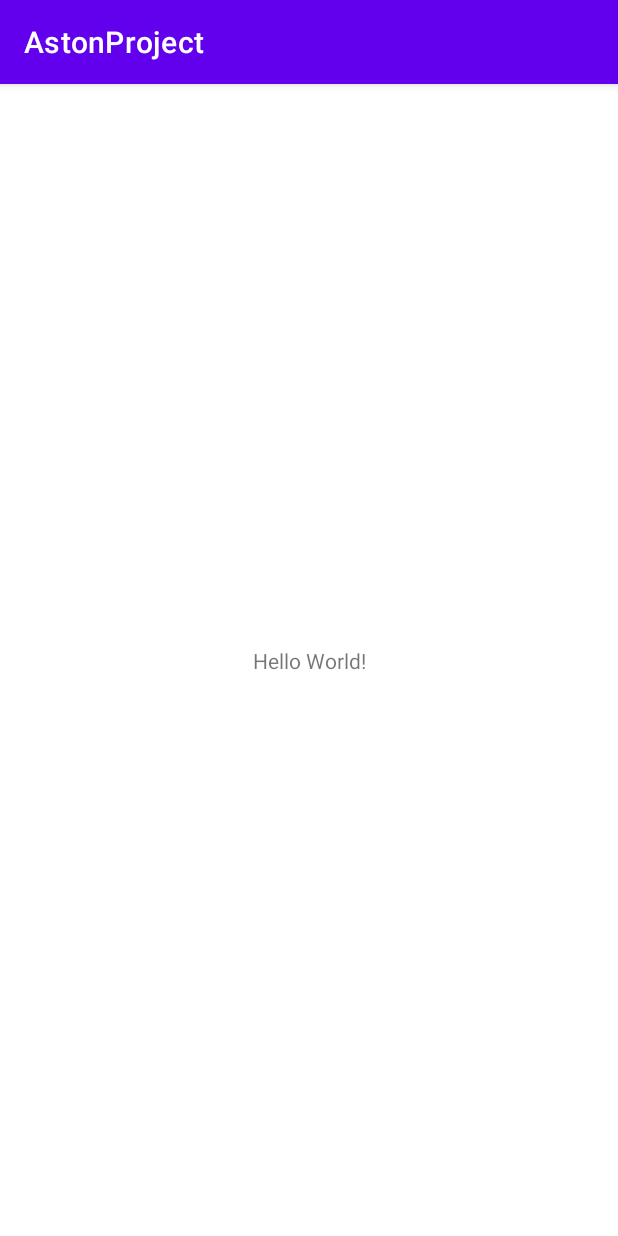
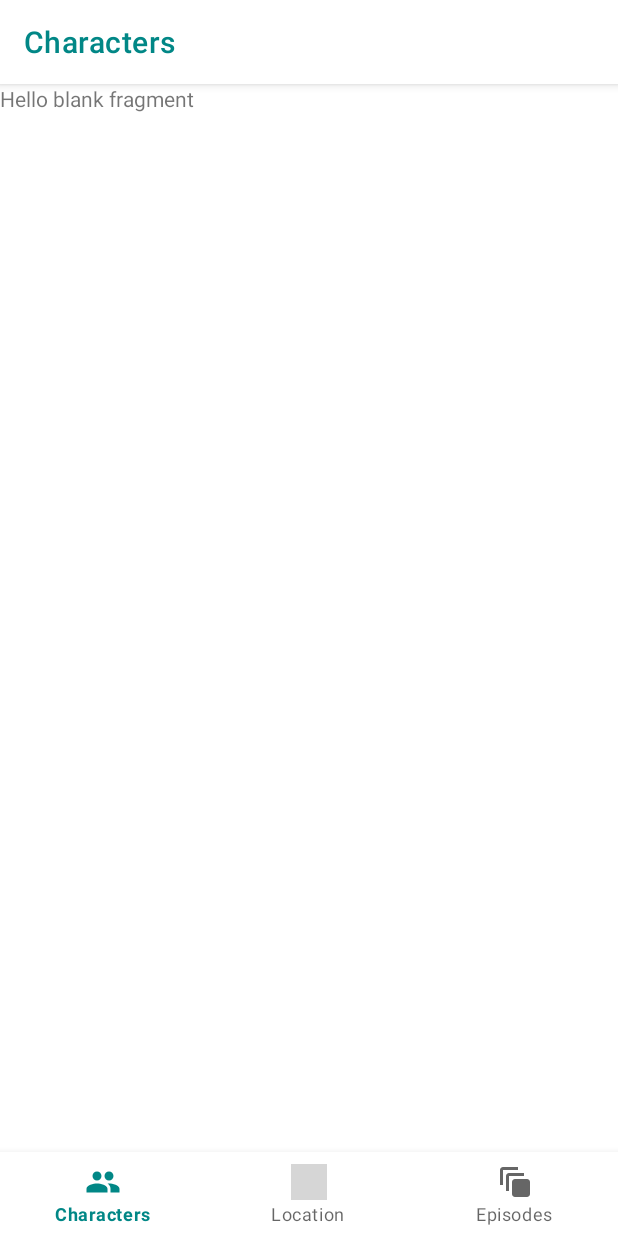
Before and after one commit to Ropotov/AstonProject, an Android app: the screen it shows after launch (MainActivity), on a phone screen of 412 x 824 dp. Run offline under Robolectric (Android 15) with nearby library versions, the phone set to English and light mode, and no system bars; grey boxes are pictures that could not be loaded.

Commit message:
add toolbar add bottomNavigationMenu

```diff
--- a/app/build.gradle
+++ b/app/build.gradle
@@ -30,6 +30,9 @@ android {
     kotlinOptions {
         jvmTarget = '1.8'
     }
+    buildFeatures{
+        viewBinding true
+    }
 }
 
 dependencies {
--- a/app/src/main/AndroidManifest.xml
+++ b/app/src/main/AndroidManifest.xml
@@ -12,7 +12,7 @@
         android:theme="@style/Theme.AstonProject"
         tools:targetApi="31">
         <activity
-            android:name=".MainActivity"
+            android:name=".presentation.screens.MainActivity"
             android:exported="true">
             <intent-filter>
                 <action android:name="android.intent.action.MAIN" />
--- a/app/src/main/java/com/example/astonproject/MainActivity.kt
+++ /dev/null
@@ -1,11 +0,0 @@
-package com.example.astonproject
-
-import androidx.appcompat.app.AppCompatActivity
-import android.os.Bundle
-
-class MainActivity : AppCompatActivity() {
-    override fun onCreate(savedInstanceState: Bundle?) {
-        super.onCreate(savedInstanceState)
-        setContentView(R.layout.activity_main)
-    }
-}
--- /dev/null
+++ b/app/src/main/java/com/example/astonproject/presentation/screens/CharactersFragment.kt
@@ -0,0 +1,60 @@
+package com.example.astonproject.presentation.screens
+
+import android.os.Bundle
+import androidx.fragment.app.Fragment
+import android.view.LayoutInflater
+import android.view.View
+import android.view.ViewGroup
+import com.example.astonproject.R
+
+// TODO: Rename parameter arguments, choose names that match
+// the fragment initialization parameters, e.g. ARG_ITEM_NUMBER
+private const val ARG_PARAM1 = "param1"
+private const val ARG_PARAM2 = "param2"
+
+/**
+ * A simple [Fragment] subclass.
+ * Use the [CharactersFragment.newInstance] factory method to
+ * create an instance of this fragment.
+ */
+class CharactersFragment : Fragment() {
+    // TODO: Rename and change types of parameters
+    private var param1: String? = null
+    private var param2: String? = null
+
+    override fun onCreate(savedInstanceState: Bundle?) {
+        super.onCreate(savedInstanceState)
+        arguments?.let {
+            param1 = it.getString(ARG_PARAM1)
+            param2 = it.getString(ARG_PARAM2)
+        }
+    }
+
+    override fun onCreateView(
+        inflater: LayoutInflater, container: ViewGroup?,
+        savedInstanceState: Bundle?
+    ): View? {
+        // Inflate the layout for this fragment
+        return inflater.inflate(R.layout.fragment_characters_frafment, container, false)
+    }
+
+    companion object {
+        /**
+         * Use this factory method to create a new instance of
+         * this fragment using the provided parameters.
+         *
+         * @param param1 Parameter 1.
+         * @param param2 Parameter 2.
+         * @return A new instance of fragment CharactersFrafment.
+         */
+        // TODO: Rename and change types and number of parameters
+        @JvmStatic
+        fun newInstance(param1: String, param2: String) =
+            CharactersFragment().apply {
+                arguments = Bundle().apply {
+                    putString(ARG_PARAM1, param1)
+                    putString(ARG_PARAM2, param2)
+                }
+            }
+    }
+}
--- /dev/null
+++ b/app/src/main/java/com/example/astonproject/presentation/screens/MainActivity.kt
@@ -0,0 +1,48 @@
+package com.example.astonproject.presentation.screens
+
+import android.os.Bundle
+import androidx.fragment.app.Fragment
+import androidx.fragment.app.FragmentActivity
+import com.example.astonproject.R
+import com.example.astonproject.databinding.ActivityMainBinding
+
+class MainActivity : FragmentActivity() {
+
+    private lateinit var binding: ActivityMainBinding
+
+    override fun onCreate(savedInstanceState: Bundle?) {
+        super.onCreate(savedInstanceState)
+        binding = ActivityMainBinding.inflate(layoutInflater)
+        setContentView(binding.root)
+
+
+
+        binding.contentLayout.bottomNavigation.setOnItemSelectedListener { item ->
+            when (item.itemId) {
+                R.id.characters -> {
+                    replaceFragment(CharactersFragment())
+                    binding.toolBar.title = getString(R.string.Characters)
+                    true
+                }
+                R.id.location -> {
+                    replaceFragment(LocationFragment())
+                    binding.toolBar.title = getString(R.string.location)
+                    true
+                }
+                R.id.episodes -> {
+                    replaceFragment(EpisodesFragment())
+                    binding.toolBar.title = getString(R.string.episodes)
+                    true
+                }
+                else -> false
+            }
+        }
+    }
+
+    private fun replaceFragment(fragment: Fragment) {
+        supportFragmentManager
+            .beginTransaction()
+            .replace(R.id.container, fragment)
+            .commit()
+    }
+}
--- /dev/null
+++ b/app/src/main/res/drawable/motion_24.xml
@@ -0,0 +1,5 @@
+<vector android:height="24dp" android:tint="#000000"
+    android:viewportHeight="24" android:viewportWidth="24"
+    android:width="24dp" xmlns:android="http://schemas.android.com/apk/res/android">
+    <path android:fillColor="@android:color/white" android:pathData="M14,2L4,2c-1.11,0 -2,0.9 -2,2v10h2L4,4h10L14,2zM18,6L8,6c-1.11,0 -2,0.9 -2,2v10h2L8,8h10L18,6zM20,10h-8c-1.11,0 -2,0.9 -2,2v8c0,1.1 0.89,2 2,2h8c1.1,0 2,-0.9 2,-2v-8c0,-1.1 -0.9,-2 -2,-2z"/>
+</vector>
--- /dev/null
+++ b/app/src/main/res/drawable/people_24.xml
@@ -0,0 +1,5 @@
+<vector android:height="24dp" android:tint="#000000"
+    android:viewportHeight="24" android:viewportWidth="24"
+    android:width="24dp" xmlns:android="http://schemas.android.com/apk/res/android">
+    <path android:fillColor="@android:color/white" android:pathData="M16,11c1.66,0 2.99,-1.34 2.99,-3S17.66,5 16,5c-1.66,0 -3,1.34 -3,3s1.34,3 3,3zM8,11c1.66,0 2.99,-1.34 2.99,-3S9.66,5 8,5C6.34,5 5,6.34 5,8s1.34,3 3,3zM8,13c-2.33,0 -7,1.17 -7,3.5L1,19h14v-2.5c0,-2.33 -4.67,-3.5 -7,-3.5zM16,13c-0.29,0 -0.62,0.02 -0.97,0.05 1.16,0.84 1.97,1.97 1.97,3.45L17,19h6v-2.5c0,-2.33 -4.67,-3.5 -7,-3.5z"/>
+</vector>
--- a/app/src/main/res/layout/activity_main.xml
+++ b/app/src/main/res/layout/activity_main.xml
@@ -1,18 +1,31 @@
 <?xml version="1.0" encoding="utf-8"?>
-<androidx.constraintlayout.widget.ConstraintLayout xmlns:android="http://schemas.android.com/apk/res/android"
+<androidx.coordinatorlayout.widget.CoordinatorLayout xmlns:android="http://schemas.android.com/apk/res/android"
     xmlns:app="http://schemas.android.com/apk/res-auto"
     xmlns:tools="http://schemas.android.com/tools"
     android:layout_width="match_parent"
     android:layout_height="match_parent"
-    tools:context=".MainActivity">
+    tools:context=".presentation.screens.MainActivity">
 
-    <TextView
-        android:layout_width="wrap_content"
-        android:layout_height="wrap_content"
-        android:text="Hello World!"
-        app:layout_constraintBottom_toBottomOf="parent"
-        app:layout_constraintEnd_toEndOf="parent"
-        app:layout_constraintStart_toStartOf="parent"
-        app:layout_constraintTop_toTopOf="parent" />
+    <com.google.android.material.appbar.AppBarLayout
+        android:layout_width="match_parent"
+        android:layout_height="wrap_content">
 
-</androidx.constraintlayout.widget.ConstraintLayout>
+        <com.google.android.material.appbar.MaterialToolbar
+            android:id="@+id/toolBar"
+            android:layout_width="match_parent"
+            android:layout_height="wrap_content"
+            android:background="@color/white"
+            app:titleTextColor="@color/teal_700"
+            app:title="@string/Characters"
+            app:layout_constraintEnd_toEndOf="parent"
+            app:layout_constraintStart_toStartOf="parent"
+            app:layout_constraintTop_toTopOf="parent"/>
+
+    </com.google.android.material.appbar.AppBarLayout>
+
+    <include
+        android:id="@+id/contentLayout"
+        layout="@layout/content_layout" />
+
+
+</androidx.coordinatorlayout.widget.CoordinatorLayout>
--- /dev/null
+++ b/app/src/main/res/layout/content_layout.xml
@@ -0,0 +1,30 @@
+<?xml version="1.0" encoding="utf-8"?>
+<androidx.constraintlayout.widget.ConstraintLayout xmlns:android="http://schemas.android.com/apk/res/android"
+    xmlns:app="http://schemas.android.com/apk/res-auto"
+    xmlns:tools="http://schemas.android.com/tools"
+    android:layout_width="match_parent"
+    android:layout_height="match_parent"
+    app:layout_behavior="@string/appbar_scrolling_view_behavior">
+
+    <androidx.fragment.app.FragmentContainerView
+        android:id="@+id/container"
+        android:name="com.example.astonproject.presentation.screens.CharactersFragment"
+        android:layout_width="0dp"
+        android:layout_height="0dp"
+        app:layout_constraintBottom_toTopOf="@+id/bottomNavigation"
+        app:layout_constraintEnd_toEndOf="parent"
+        app:layout_constraintStart_toStartOf="parent"
+        app:layout_constraintTop_toTopOf="parent"
+        tools:layout="@layout/fragment_characters_frafment" />
+
+    <com.google.android.material.bottomnavigation.BottomNavigationView
+        android:id="@+id/bottomNavigation"
+        android:layout_width="match_parent"
+        android:layout_height="wrap_content"
+        android:background="@color/white"
+        app:layout_constraintBottom_toBottomOf="parent"
+        app:layout_constraintEnd_toEndOf="parent"
+        app:layout_constraintStart_toStartOf="parent"
+        app:menu="@menu/toolbar_menu" />
+
+</androidx.constraintlayout.widget.ConstraintLayout>
--- /dev/null
+++ b/app/src/main/res/layout/fragment_characters_frafment.xml
@@ -0,0 +1,14 @@
+<?xml version="1.0" encoding="utf-8"?>
+<FrameLayout xmlns:android="http://schemas.android.com/apk/res/android"
+    xmlns:tools="http://schemas.android.com/tools"
+    android:layout_width="match_parent"
+    android:layout_height="match_parent"
+    tools:context=".presentation.screens.CharactersFragment">
+
+    <!-- TODO: Update blank fragment layout -->
+    <TextView
+        android:layout_width="match_parent"
+        android:layout_height="match_parent"
+        android:text="@string/hello_blank_fragment" />
+
+</FrameLayout>
--- /dev/null
+++ b/app/src/main/res/menu/toolbar_menu.xml
@@ -0,0 +1,15 @@
+<?xml version="1.0" encoding="utf-8"?>
+<menu xmlns:android="http://schemas.android.com/apk/res/android">
+    <item
+        android:id="@+id/characters"
+        android:title="@string/Characters"
+        android:icon="@drawable/people_24"/>
+    <item
+        android:id="@+id/location"
+        android:title="@string/location"
+        android:icon="@drawable/location_24"/>
+    <item
+        android:id="@+id/episodes"
+        android:title="@string/episodes"
+        android:icon="@drawable/motion_24"/>
+</menu>
--- a/app/src/main/res/values-night/themes.xml
+++ /dev/null
@@ -1,16 +0,0 @@
-<resources xmlns:tools="http://schemas.android.com/tools">
-    <!-- Base application theme. -->
-    <style name="Theme.AstonProject" parent="Theme.MaterialComponents.DayNight.DarkActionBar">
-        <!-- Primary brand color. -->
-        <item name="colorPrimary">@color/purple_200</item>
-        <item name="colorPrimaryVariant">@color/purple_700</item>
-        <item name="colorOnPrimary">@color/black</item>
-        <!-- Secondary brand color. -->
-        <item name="colorSecondary">@color/teal_200</item>
-        <item name="colorSecondaryVariant">@color/teal_200</item>
-        <item name="colorOnSecondary">@color/black</item>
-        <!-- Status bar color. -->
-        <item name="android:statusBarColor">?attr/colorPrimaryVariant</item>
-        <!-- Customize your theme here. -->
-    </style>
-</resources>
--- a/app/src/main/res/values/strings.xml
+++ b/app/src/main/res/values/strings.xml
@@ -1,3 +1,8 @@
 <resources>
     <string name="app_name">AstonProject</string>
+    <string name="Characters">Characters</string>
+    <string name="location">Location</string>
+    <string name="episodes">Episodes</string>
+    <!-- TODO: Remove or change this placeholder text -->
+    <string name="hello_blank_fragment">Hello blank fragment</string>
 </resources>
--- a/app/src/main/res/values/themes.xml
+++ b/app/src/main/res/values/themes.xml
@@ -1,14 +1,17 @@
 <resources xmlns:tools="http://schemas.android.com/tools">
     <!-- Base application theme. -->
-    <style name="Theme.AstonProject" parent="Theme.MaterialComponents.DayNight.DarkActionBar">
+    <style name="Theme.AstonProject" parent="Theme.MaterialComponents.Light">
         <!-- Primary brand color. -->
-        <item name="colorPrimary">@color/purple_500</item>
+        <item name="colorPrimary">@color/teal_700</item>
         <item name="colorPrimaryVariant">@color/purple_700</item>
         <item name="colorOnPrimary">@color/white</item>
         <!-- Secondary brand color. -->
         <item name="colorSecondary">@color/teal_200</item>
         <item name="colorSecondaryVariant">@color/teal_700</item>
         <item name="colorOnSecondary">@color/black</item>
+        <item name="windowActionBar">false</item>
+        <item name="windowNoTitle">true</item>
+        <item name="android:windowFullscreen">true</item>
         <!-- Status bar color. -->
         <item name="android:statusBarColor">?attr/colorPrimaryVariant</item>
         <!-- Customize your theme here. -->
```
Also changed, not shown: app/src/main/java/com/example/astonproject/presentation/screens/EpisodesFragment.kt (added, +60 -0 lines), app/src/main/res/layout/fragment_episodes.xml (added, +14 -0 lines).
